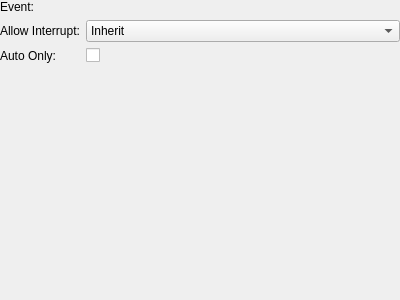
Above: tools/cathedral/ui/ActionStartEvent.ui from comphack/comp_hack before the change. Below: the same form after it.
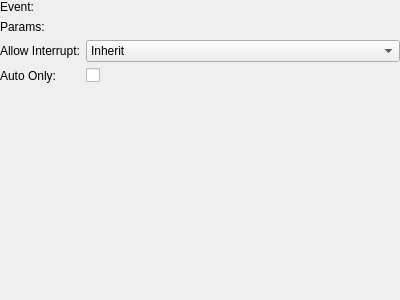
That is the form after the change. Custom widgets are drawn as their Qt base class.

```diff
--- a/tools/cathedral/ui/ActionStartEvent.ui
+++ b/tools/cathedral/ui/ActionStartEvent.ui
@@ -32,14 +32,14 @@
        </property>
       </widget>
      </item>
-     <item row="1" column="0">
+     <item row="2" column="0">
       <widget class="QLabel" name="lblAllowInterrupt">
        <property name="text">
         <string>Allow Interrupt:</string>
        </property>
       </widget>
      </item>
-     <item row="1" column="1">
+     <item row="2" column="1">
       <widget class="QComboBox" name="allowInterrupt">
        <item>
         <property name="text">
@@ -61,25 +61,41 @@
      <item row="0" column="1">
       <widget class="EventRef" name="event" native="true"/>
      </item>
-     <item row="2" column="0">
+     <item row="3" column="0">
       <widget class="QLabel" name="lblAutoOnly">
        <property name="text">
         <string>Auto Only:</string>
        </property>
       </widget>
      </item>
-     <item row="2" column="1">
+     <item row="3" column="1">
       <widget class="QCheckBox" name="autoOnly">
        <property name="text">
         <string/>
        </property>
       </widget>
      </item>
+     <item row="1" column="0">
+      <widget class="QLabel" name="lblEventTransformScriptParams">
+       <property name="text">
+        <string>Params:</string>
+       </property>
+      </widget>
+     </item>
+     <item row="1" column="1">
+      <widget class="DynamicList" name="eventTransformScriptParams" native="true"/>
+     </item>
     </layout>
    </item>
   </layout>
  </widget>
  <customwidgets>
+  <customwidget>
+   <class>DynamicList</class>
+   <extends>QWidget</extends>
+   <header>DynamicList.h</header>
+   <container>1</container>
+  </customwidget>
   <customwidget>
    <class>EventRef</class>
    <extends>QWidget</extends>
```
